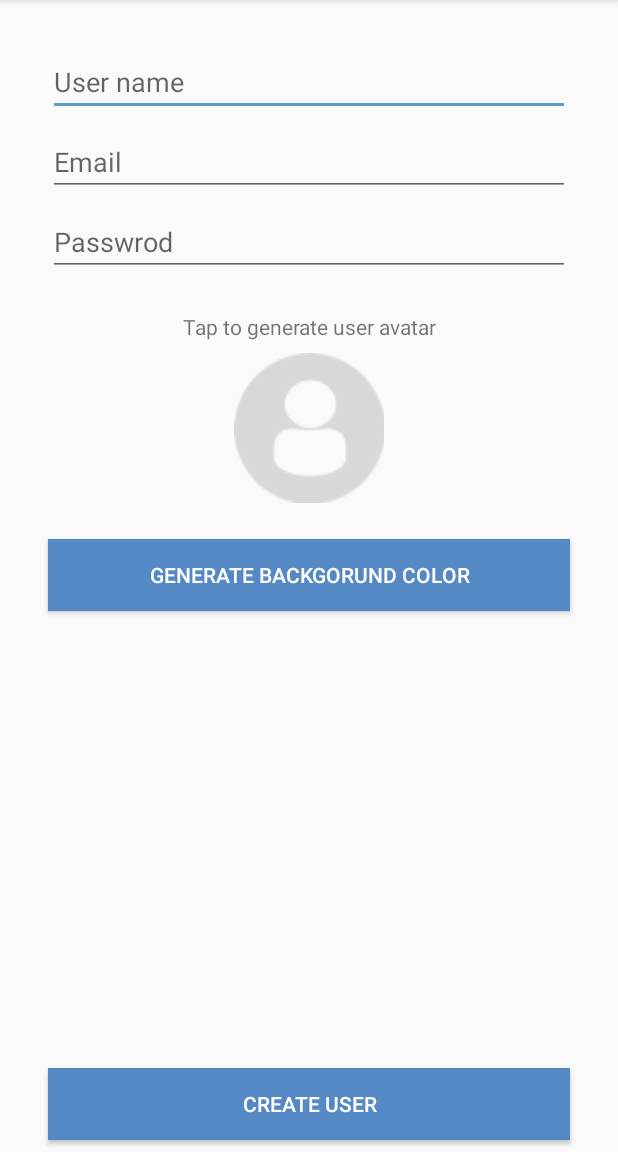
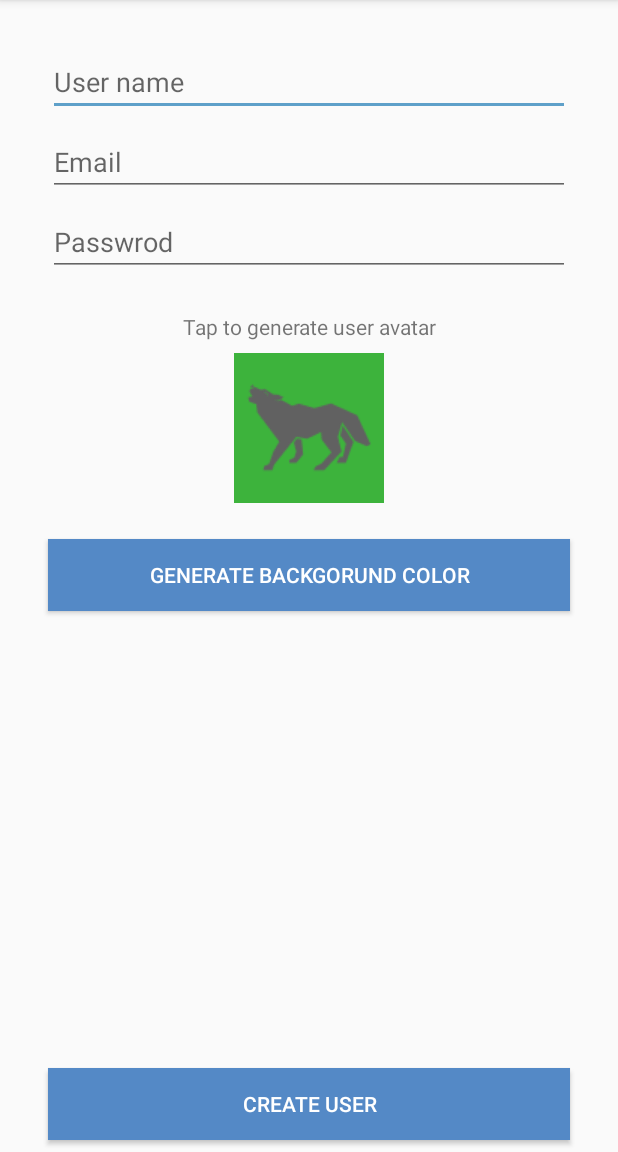
Before and after one commit to ma10hoss/SmackChat, an Android app: the CreateUserActivity screen opened directly, with no data from a screen before it, after a tap on "GENERATE BACKGORUND COLOR", on a phone screen of 412 x 824 dp, the part 84-1236 px from its top. Run offline under Robolectric (Android 15) with nearby library versions, the phone set to English and light mode, and no system bars; 1 other tap on this screen came first.

Commit message:
allows user to generate profile avatar and its backgorund color

```diff
--- a/app/src/main/java/com/example/smack/CreateUserActivity.kt
+++ b/app/src/main/java/com/example/smack/CreateUserActivity.kt
@@ -1,8 +1,11 @@
 package com.example.smack
 
+import android.graphics.Color
 import android.support.v7.app.AppCompatActivity
 import android.os.Bundle
 import android.view.View
+import kotlinx.android.synthetic.main.activity_create_user.*
+import java.util.*
 
 class CreateUserActivity : AppCompatActivity() {
 
@@ -10,11 +13,38 @@ class CreateUserActivity : AppCompatActivity() {
         super.onCreate(savedInstanceState)
         setContentView(R.layout.activity_create_user)
     }
+    var userAvatar = "profileDefault"
+    var avatarColor = "[0.5, 0.5, 0.5, 1]"
+
     fun generateUserAvatar (view: View){
+        val random = Random()
+        val color = random.nextInt(2)
+        val avatar = random.nextInt(28)
 
+        if (color == 0) {
+            userAvatar = "light$avatar"
+        }else{
+            userAvatar = "dark$avatar"
+        }
+        val resourceID = resources.getIdentifier(userAvatar, "drawable", packageName)
+        createAvatarImageView.setImageResource(resourceID)
     }
     fun generateColorClicked(view: View){
+        val random = Random()
+        val r= random.nextInt(255)
+        val g= random.nextInt(255)
+        val b= random.nextInt(255)
 
+        createAvatarImageView.setBackgroundColor(Color.rgb(r,g,b))
+
+        val savedR = r.toDouble() / 255
+
+        val savedG = g.toDouble() / 255
+
+        val savedB = b.toDouble() / 255
+
+        avatarColor = "[$savedR,$savedG,$savedB, 1 ]"
+        println(avatarColor)
     }
 
     fun createUserClicked (view: View){
```
